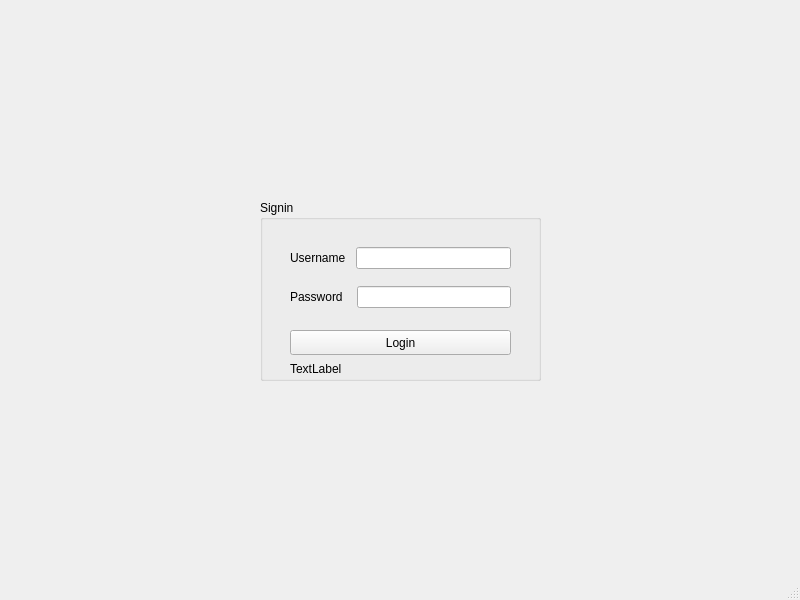
The window that RecordManager/mainwindow.ui (jonny21099/StudentRecordManager) describes before a commit, drawn with Qt 5.
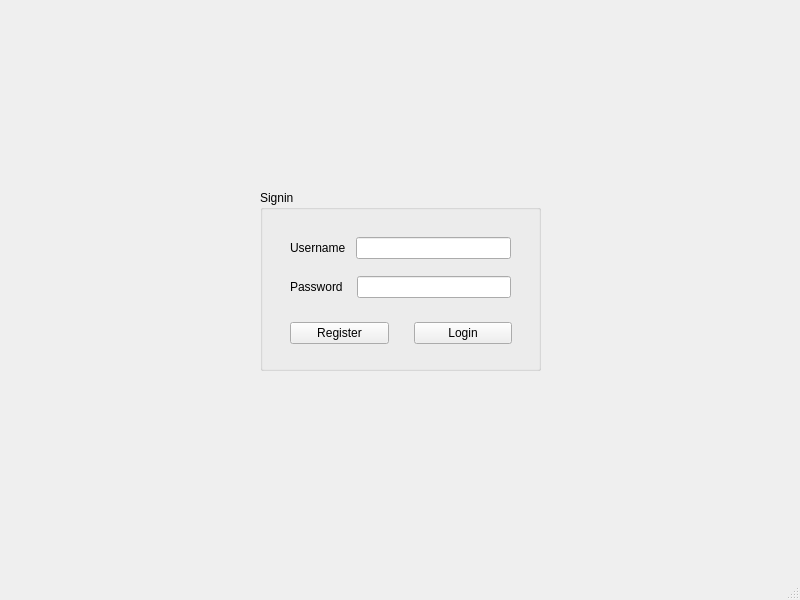
The same window after the commit.

Commit message: Register complete

The edit to the form file:
```diff
--- a/RecordManager/mainwindow.ui
+++ b/RecordManager/mainwindow.ui
@@ -14,6 +14,19 @@
    <string>MainWindow</string>
   </property>
   <widget class="QWidget" name="centralwidget">
+   <widget class="QStackedWidget" name="stackedWidget">
+    <property name="geometry">
+     <rect>
+      <x>0</x>
+      <y>0</y>
+      <width>831</width>
+      <height>601</height>
+     </rect>
+    </property>
+    <property name="currentIndex">
+     <number>0</number>
+    </property>
+    <widget class="QWidget" name="page">
    <widget class="QGroupBox" name="groupBox">
     <property name="enabled">
      <bool>true</bool>
@@ -21,7 +34,7 @@
     <property name="geometry">
      <rect>
       <x>260</x>
-      <y>200</y>
+        <y>190</y>
       <width>281</width>
       <height>181</height>
      </rect>
@@ -29,22 +42,6 @@
     <property name="title">
      <string>Signin</string>
     </property>
-    <widget class="QPushButton" name="pushButton_login">
-     <property name="enabled">
-      <bool>true</bool>
-     </property>
-     <property name="geometry">
-      <rect>
-       <x>30</x>
-       <y>130</y>
-       <width>221</width>
-       <height>25</height>
-      </rect>
-     </property>
-     <property name="text">
-      <string>Login</string>
-     </property>
-    </widget>
     <widget class="QWidget" name="layoutWidget">
      <property name="enabled">
       <bool>true</bool>
@@ -108,19 +105,41 @@
       </item>
      </layout>
     </widget>
-    <widget class="QLabel" name="test_DB">
+      <widget class="QWidget" name="">
      <property name="geometry">
       <rect>
        <x>30</x>
-       <y>160</y>
-       <width>211</width>
-       <height>17</height>
-      </rect>
-     </property>
+         <y>130</y>
+         <width>222</width>
+         <height>27</height>
+        </rect>
+       </property>
+       <layout class="QHBoxLayout" name="horizontalLayout_3">
+        <property name="spacing">
+         <number>25</number>
+        </property>
+        <item>
+         <widget class="QPushButton" name="pushButton_register">
      <property name="text">
-      <string>TextLabel</string>
-     </property>
-    </widget>
+           <string>Register</string>
+          </property>
+         </widget>
+        </item>
+        <item>
+         <widget class="QPushButton" name="pushButton_login">
+          <property name="enabled">
+           <bool>true</bool>
+          </property>
+          <property name="text">
+           <string>Login</string>
+          </property>
+         </widget>
+        </item>
+       </layout>
+      </widget>
+     </widget>
+    </widget>
+    <widget class="QWidget" name="page_2"/>
    </widget>
   </widget>
   <widget class="QStatusBar" name="statusbar"/>
```
Lines whose indentation alone changed are shown as unchanged. The commit also changes 6 other files.
